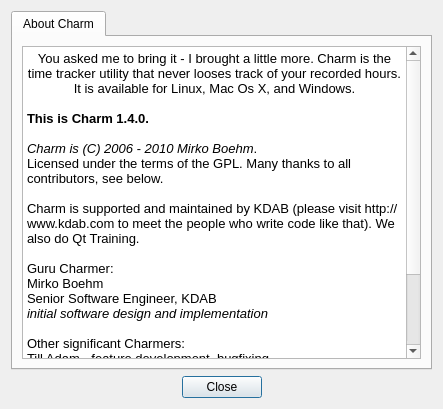
Above: Charm/CharmAboutDialog.ui from KDAB/Charm before the change. Below: the same form after it.
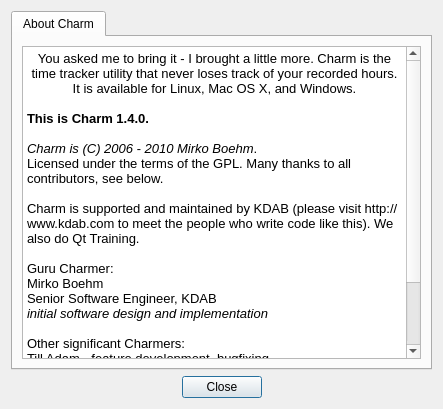
That is the form after the change.

Commit message: Update my name and fix some English.

```diff
--- a/Charm/CharmAboutDialog.ui
+++ b/Charm/CharmAboutDialog.ui
@@ -34,14 +34,14 @@
 &lt;html&gt;&lt;head&gt;&lt;meta name=&quot;qrichtext&quot; content=&quot;1&quot; /&gt;&lt;style type=&quot;text/css&quot;&gt;
 p, li { white-space: pre-wrap; }
 &lt;/style&gt;&lt;/head&gt;&lt;body style=&quot; font-family:'Lucida Grande'; font-size:13pt; font-weight:400; font-style:normal;&quot;&gt;
-&lt;p align=&quot;center&quot; style=&quot; margin-top:0px; margin-bottom:0px; margin-left:0px; margin-right:0px; -qt-block-indent:0; text-indent:0px;&quot;&gt;&lt;span style=&quot; font-size:10pt;&quot;&gt;You asked me to bring it - I brought a little more. Charm is the time tracker utility that never looses track of your recorded hours. It is available for Linux, Mac Os X, and Windows.&lt;/span&gt;&lt;/p&gt;
+&lt;p align=&quot;center&quot; style=&quot; margin-top:0px; margin-bottom:0px; margin-left:0px; margin-right:0px; -qt-block-indent:0; text-indent:0px;&quot;&gt;&lt;span style=&quot; font-size:10pt;&quot;&gt;You asked me to bring it - I brought a little more. Charm is the time tracker utility that never loses track of your recorded hours. It is available for Linux, Mac OS X, and Windows.&lt;/span&gt;&lt;/p&gt;
 &lt;p style=&quot;-qt-paragraph-type:empty; margin-top:0px; margin-bottom:0px; margin-left:0px; margin-right:0px; -qt-block-indent:0; text-indent:0px; font-size:10pt;&quot;&gt;&lt;/p&gt;
 &lt;p style=&quot; margin-top:0px; margin-bottom:0px; margin-left:0px; margin-right:0px; -qt-block-indent:0; text-indent:0px;&quot;&gt;&lt;span style=&quot; font-size:10pt; font-weight:600;&quot;&gt;This is Charm 1.4.0.&lt;/span&gt;&lt;/p&gt;
 &lt;p style=&quot;-qt-paragraph-type:empty; margin-top:0px; margin-bottom:0px; margin-left:0px; margin-right:0px; -qt-block-indent:0; text-indent:0px; font-size:10pt;&quot;&gt;&lt;/p&gt;
 &lt;p style=&quot; margin-top:0px; margin-bottom:0px; margin-left:0px; margin-right:0px; -qt-block-indent:0; text-indent:0px;&quot;&gt;&lt;span style=&quot; font-size:10pt; font-style:italic;&quot;&gt;Charm is (C) 2006 - 2010 Mirko Boehm&lt;/span&gt;&lt;span style=&quot; font-size:10pt;&quot;&gt;. &lt;/span&gt;&lt;/p&gt;
 &lt;p style=&quot; margin-top:0px; margin-bottom:0px; margin-left:0px; margin-right:0px; -qt-block-indent:0; text-indent:0px;&quot;&gt;&lt;span style=&quot; font-size:10pt;&quot;&gt;Licensed under the terms of the GPL. Many thanks to all contributors, see below.&lt;/span&gt;&lt;/p&gt;
 &lt;p style=&quot;-qt-paragraph-type:empty; margin-top:0px; margin-bottom:0px; margin-left:0px; margin-right:0px; -qt-block-indent:0; text-indent:0px; font-size:10pt;&quot;&gt;&lt;/p&gt;
-&lt;p style=&quot; margin-top:0px; margin-bottom:0px; margin-left:0px; margin-right:0px; -qt-block-indent:0; text-indent:0px;&quot;&gt;&lt;span style=&quot; font-size:10pt;&quot;&gt;Charm is supported and maintained by KDAB (please visit http://www.kdab.com to meet the people who write code like that). We also do Qt Training. &lt;/span&gt;&lt;/p&gt;
+&lt;p style=&quot; margin-top:0px; margin-bottom:0px; margin-left:0px; margin-right:0px; -qt-block-indent:0; text-indent:0px;&quot;&gt;&lt;span style=&quot; font-size:10pt;&quot;&gt;Charm is supported and maintained by KDAB (please visit http://www.kdab.com to meet the people who write code like this). We also do Qt Training. &lt;/span&gt;&lt;/p&gt;
 &lt;p style=&quot;-qt-paragraph-type:empty; margin-top:0px; margin-bottom:0px; margin-left:0px; margin-right:0px; -qt-block-indent:0; text-indent:0px; font-size:10pt;&quot;&gt;&lt;/p&gt;
 &lt;p style=&quot; margin-top:0px; margin-bottom:0px; margin-left:0px; margin-right:0px; -qt-block-indent:0; text-indent:0px;&quot;&gt;&lt;span style=&quot; font-size:10pt;&quot;&gt;Guru Charmer: &lt;/span&gt;&lt;/p&gt;
 &lt;p style=&quot; margin-top:0px; margin-bottom:0px; margin-left:0px; margin-right:0px; -qt-block-indent:0; text-indent:0px;&quot;&gt;&lt;span style=&quot; font-size:10pt;&quot;&gt;Mirko Boehm&lt;/span&gt;&lt;/p&gt;
@@ -50,12 +50,11 @@
 &lt;p style=&quot;-qt-paragraph-type:empty; margin-top:0px; margin-bottom:0px; margin-left:0px; margin-right:0px; -qt-block-indent:0; text-indent:0px; font-size:10pt;&quot;&gt;&lt;/p&gt;
 &lt;p style=&quot; margin-top:0px; margin-bottom:0px; margin-left:0px; margin-right:0px; -qt-block-indent:0; text-indent:0px;&quot;&gt;&lt;span style=&quot; font-size:10pt;&quot;&gt;Other significant Charmers:&lt;/span&gt;&lt;/p&gt;
 &lt;p style=&quot; margin-top:0px; margin-bottom:0px; margin-left:0px; margin-right:0px; -qt-block-indent:0; text-indent:0px;&quot;&gt;&lt;span style=&quot; font-size:10pt;&quot;&gt;Till Adam - feature development, bugfixing&lt;/span&gt;&lt;/p&gt;
-&lt;p style=&quot; margin-top:0px; margin-bottom:0px; margin-left:0px; margin-right:0px; -qt-block-indent:0; text-indent:0px;&quot;&gt;&lt;span style=&quot; font-size:10pt;&quot;&gt;Mike Arthur - feature development, bugfixing&lt;/span&gt;&lt;/p&gt;
+&lt;p style=&quot; margin-top:0px; margin-bottom:0px; margin-left:0px; margin-right:0px; -qt-block-indent:0; text-indent:0px;&quot;&gt;&lt;span style=&quot; font-size:10pt;&quot;&gt;Mike McQuaid - feature development, bugfixing&lt;/span&gt;&lt;/p&gt;
 &lt;p style=&quot; margin-top:0px; margin-bottom:0px; margin-left:0px; margin-right:0px; -qt-block-indent:0; text-indent:0px;&quot;&gt;&lt;span style=&quot; font-size:10pt;&quot;&gt;Pradeepto Batthacharya - review, testing&lt;/span&gt;&lt;/p&gt;
 &lt;p style=&quot; margin-top:0px; margin-bottom:0px; margin-left:0px; margin-right:0px; -qt-block-indent:0; text-indent:0px;&quot;&gt;&lt;span style=&quot; font-size:10pt;&quot;&gt;David Faure - feature development, bugfixing&lt;/span&gt;&lt;/p&gt;
 &lt;p style=&quot; margin-top:0px; margin-bottom:0px; margin-left:0px; margin-right:0px; -qt-block-indent:0; text-indent:0px;&quot;&gt;&lt;span style=&quot; font-size:10pt;&quot;&gt;Katrina Niolet - review, testing&lt;/span&gt;&lt;/p&gt;
-&lt;p style=&quot; margin-top:0px; margin-bottom:0px; margin-left:0px; margin-right:0px; -qt-block-indent:0; text-indent:0px;&quot;&gt;&lt;span style=&quot; font-size:10pt;&quot;&gt;Jesper K. Pedersen - review, testing&lt;/span&gt;&lt;/p&gt;
-&lt;p style=&quot;-qt-paragraph-type:empty; margin-top:0px; margin-bottom:0px; margin-left:0px; margin-right:0px; -qt-block-indent:0; text-indent:0px; font-size:10pt;&quot;&gt;&lt;/p&gt;&lt;/body&gt;&lt;/html&gt;</string>
+&lt;p style=&quot; margin-top:0px; margin-bottom:0px; margin-left:0px; margin-right:0px; -qt-block-indent:0; text-indent:0px;&quot;&gt;&lt;span style=&quot; font-size:10pt;&quot;&gt;Jesper K. Pedersen - review, testing&lt;/span&gt;&lt;/p&gt;&lt;/body&gt;&lt;/html&gt;</string>
          </property>
         </widget>
        </item>
```
